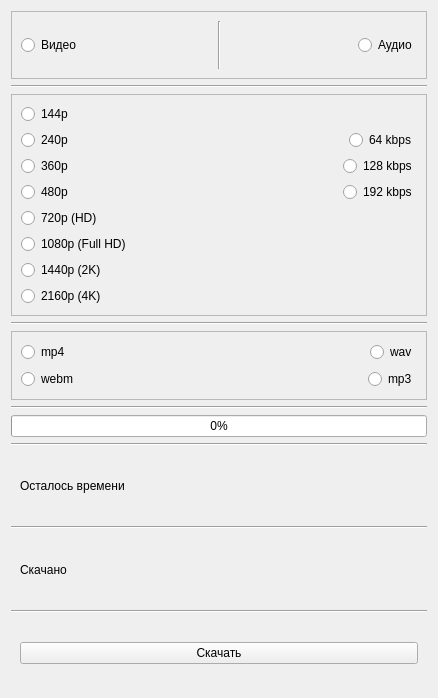
The window that formats.ui (xvideosman228/YoutubeVideoDownloader) describes before a commit, drawn with Qt 5.
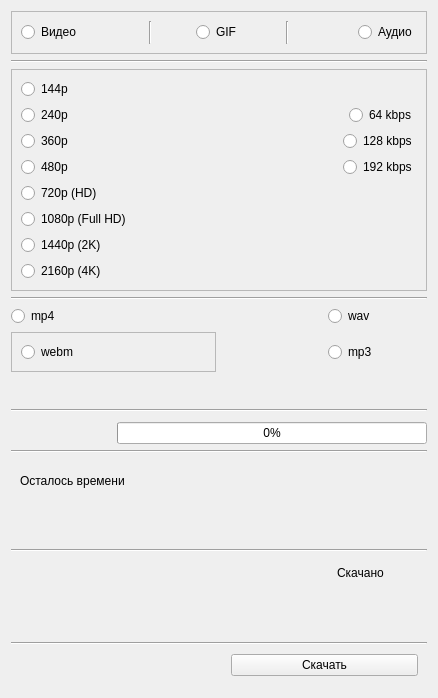
The same window after the commit.

Diff of the .ui file:
```diff
--- a/formats.ui
+++ b/formats.ui
@@ -13,8 +13,28 @@
   <property name="windowTitle">
    <string>Форматы</string>
   </property>
-  <layout class="QVBoxLayout" name="verticalLayout">
-   <item>
+  <layout class="QGridLayout" name="gridLayout">
+   <item row="13" column="2" colspan="2">
+    <widget class="QWidget" name="widget_4" native="true">
+     <layout class="QGridLayout" name="gridLayout_3">
+      <item row="0" column="0">
+       <widget class="QPushButton" name="downloadButton">
+        <property name="text">
+         <string>Скачать</string>
+        </property>
+       </widget>
+      </item>
+     </layout>
+    </widget>
+   </item>
+   <item row="7" column="1" colspan="3">
+    <widget class="QProgressBar" name="progressBar">
+     <property name="value">
+      <number>0</number>
+     </property>
+    </widget>
+   </item>
+   <item row="0" column="0" colspan="4">
     <widget class="QFrame" name="typeFrame">
      <property name="frameShape">
       <enum>QFrame::Shape::StyledPanel</enum>
@@ -37,6 +57,20 @@
         </property>
        </widget>
       </item>
+      <item alignment="Qt::AlignmentFlag::AlignHCenter">
+       <widget class="QRadioButton" name="gifRadioButton">
+        <property name="text">
+         <string>GIF</string>
+        </property>
+       </widget>
+      </item>
+      <item>
+       <widget class="Line" name="line_8">
+        <property name="orientation">
+         <enum>Qt::Orientation::Vertical</enum>
+        </property>
+       </widget>
+      </item>
       <item alignment="Qt::AlignmentFlag::AlignRight">
        <widget class="QRadioButton" name="audioRadioButton">
         <property name="enabled">
@@ -65,15 +99,76 @@
      </layout>
     </widget>
    </item>
-   <item>
+   <item row="1" column="0" colspan="4">
     <widget class="Line" name="line_4">
      <property name="orientation">
       <enum>Qt::Orientation::Horizontal</enum>
      </property>
     </widget>
    </item>
-   <item>
-    <widget class="QFrame" name="qualityFrame">
+   <item row="9" column="0" colspan="4">
+    <widget class="QWidget" name="widget" native="true">
+     <layout class="QHBoxLayout" name="horizontalLayout">
+      <item>
+       <widget class="QLabel" name="labelTimeLeft">
+        <property name="text">
+         <string>Осталось времени</string>
+        </property>
+       </widget>
+      </item>
+      <item>
+       <widget class="QLabel" name="timeLeft">
+        <property name="text">
+         <string/>
+        </property>
+       </widget>
+      </item>
+     </layout>
+    </widget>
+   </item>
+   <item row="11" column="3">
+    <widget class="QWidget" name="widget" native="true">
+     <layout class="QHBoxLayout" name="horizontalLayout_3">
+      <item>
+       <widget class="QLabel" name="labelDownload">
+        <property name="text">
+         <string>Скачано</string>
+        </property>
+       </widget>
+      </item>
+      <item>
+       <widget class="QLabel" name="downloaded">
+        <property name="text">
+         <string/>
+        </property>
+       </widget>
+      </item>
+     </layout>
+    </widget>
+   </item>
+   <item row="12" column="0" rowspan="2" colspan="4">
+    <widget class="Line" name="line_7">
+     <property name="orientation">
+      <enum>Qt::Orientation::Horizontal</enum>
+     </property>
+    </widget>
+   </item>
+   <item row="8" column="0" colspan="4">
+    <widget class="Line" name="line">
+     <property name="orientation">
+      <enum>Qt::Orientation::Horizontal</enum>
+     </property>
+    </widget>
+   </item>
+   <item row="10" column="0" rowspan="2" colspan="4">
+    <widget class="Line" name="line_5">
+     <property name="orientation">
+      <enum>Qt::Orientation::Horizontal</enum>
+     </property>
+    </widget>
+   </item>
+   <item row="5" column="0" colspan="2">
+    <widget class="QFrame" name="formatFrame">
      <property name="frameShape">
       <enum>QFrame::Shape::StyledPanel</enum>
      </property>
@@ -81,24 +176,43 @@
       <enum>QFrame::Shadow::Raised</enum>
      </property>
      <layout class="QGridLayout" name="gridLayout">
-      <item row="1" column="1" alignment="Qt::AlignmentFlag::AlignRight">
-       <widget class="QRadioButton" name="audioRadio64">
+      <item row="0" column="0">
+       <widget class="QRadioButton" name="radioWEBM">
         <property name="text">
-         <string>64 kbps</string>
+         <string>webm</string>
         </property>
        </widget>
       </item>
-      <item row="1" column="0">
-       <widget class="QRadioButton" name="radio240">
+     </layout>
+    </widget>
+   </item>
+   <item row="6" column="0" rowspan="2" colspan="4">
+    <widget class="Line" name="line">
+     <property name="orientation">
+      <enum>Qt::Orientation::Horizontal</enum>
+     </property>
+    </widget>
+   </item>
+   <item row="5" column="3">
+    <widget class="QRadioButton" name="radioMP3">
+     <property name="text">
+      <string>mp3</string>
+     </property>
+    </widget>
+   </item>
+   <item row="2" column="0" colspan="4">
+    <widget class="QFrame" name="qualityFrame">
+     <property name="frameShape">
+      <enum>QFrame::Shape::StyledPanel</enum>
+     </property>
+     <property name="frameShadow">
+      <enum>QFrame::Shadow::Raised</enum>
+     </property>
+     <layout class="QGridLayout" name="gridLayout_4">
+      <item row="14" column="0">
+       <widget class="QRadioButton" name="radio1440">
         <property name="text">
-         <string>240p</string>
-        </property>
-       </widget>
-      </item>
-      <item row="15" column="0">
-       <widget class="QRadioButton" name="radio2160">
-        <property name="text">
-         <string>2160p (4K)</string>
+         <string>1440p (2K)</string>
         </property>
        </widget>
       </item>
@@ -109,10 +223,10 @@
         </property>
        </widget>
       </item>
-      <item row="10" column="1" alignment="Qt::AlignmentFlag::AlignRight">
-       <widget class="QRadioButton" name="audioRadio192">
+      <item row="9" column="0">
+       <widget class="QRadioButton" name="radio360">
         <property name="text">
-         <string>192 kbps</string>
+         <string>360p</string>
         </property>
        </widget>
       </item>
@@ -123,17 +237,31 @@
         </property>
        </widget>
       </item>
-      <item row="14" column="0">
-       <widget class="QRadioButton" name="radio1440">
+      <item row="0" column="0">
+       <widget class="QRadioButton" name="radio144">
         <property name="text">
-         <string>1440p (2K)</string>
+         <string>144p</string>
         </property>
        </widget>
       </item>
-      <item row="9" column="1" alignment="Qt::AlignmentFlag::AlignRight">
-       <widget class="QRadioButton" name="audioRadio128">
+      <item row="10" column="1" alignment="Qt::AlignmentFlag::AlignRight">
+       <widget class="QRadioButton" name="audioRadio192">
         <property name="text">
-         <string>128 kbps</string>
+         <string>192 kbps</string>
+        </property>
+       </widget>
+      </item>
+      <item row="1" column="0">
+       <widget class="QRadioButton" name="radio240">
+        <property name="text">
+         <string>240p</string>
+        </property>
+       </widget>
+      </item>
+      <item row="15" column="0">
+       <widget class="QRadioButton" name="radio2160">
+        <property name="text">
+         <string>2160p (4K)</string>
         </property>
        </widget>
       </item>
@@ -144,158 +272,44 @@
         </property>
        </widget>
       </item>
-      <item row="0" column="0">
-       <widget class="QRadioButton" name="radio144">
+      <item row="9" column="1" alignment="Qt::AlignmentFlag::AlignRight">
+       <widget class="QRadioButton" name="audioRadio128">
         <property name="text">
-         <string>144p</string>
+         <string>128 kbps</string>
         </property>
        </widget>
       </item>
-      <item row="9" column="0">
-       <widget class="QRadioButton" name="radio360">
+      <item row="1" column="1" alignment="Qt::AlignmentFlag::AlignRight">
+       <widget class="QRadioButton" name="audioRadio64">
         <property name="text">
-         <string>360p</string>
+         <string>64 kbps</string>
         </property>
        </widget>
       </item>
      </layout>
     </widget>
    </item>
-   <item>
+   <item row="3" column="0" colspan="4">
     <widget class="Line" name="line_3">
      <property name="orientation">
       <enum>Qt::Orientation::Horizontal</enum>
      </property>
     </widget>
    </item>
-   <item>
-    <widget class="QFrame" name="formatFrame">
-     <property name="frameShape">
-      <enum>QFrame::Shape::StyledPanel</enum>
+   <item row="4" column="3">
+    <widget class="QRadioButton" name="radioWAV">
+     <property name="text">
+      <string>wav</string>
      </property>
-     <property name="frameShadow">
-      <enum>QFrame::Shadow::Raised</enum>
-     </property>
-     <layout class="QGridLayout" name="gridLayout_2">
-      <item row="0" column="0" alignment="Qt::AlignmentFlag::AlignLeft">
-       <widget class="QRadioButton" name="radioMP4">
-        <property name="text">
-         <string>mp4</string>
-        </property>
-       </widget>
-      </item>
-      <item row="1" column="0" alignment="Qt::AlignmentFlag::AlignLeft">
-       <widget class="QRadioButton" name="radioWEBM">
-        <property name="text">
-         <string>webm</string>
-        </property>
-       </widget>
-      </item>
-      <item row="0" column="2" alignment="Qt::AlignmentFlag::AlignRight">
-       <widget class="QRadioButton" name="radioWAV">
-        <property name="text">
-         <string>wav</string>
-        </property>
-       </widget>
-      </item>
-      <item row="1" column="2" alignment="Qt::AlignmentFlag::AlignRight">
-       <widget class="QRadioButton" name="radioMP3">
-        <property name="text">
-         <string>mp3</string>
-        </property>
-       </widget>
-      </item>
-     </layout>
     </widget>
    </item>
-   <item>
-    <widget class="Line" name="line_2">
-     <property name="orientation">
-      <enum>Qt::Orientation::Horizontal</enum>
+   <item row="4" column="0">
+    <widget class="QRadioButton" name="radioMP4">
+     <property name="text">
+      <string>mp4</string>
      </property>
     </widget>
    </item>
-   <item>
-    <widget class="QProgressBar" name="progressBar">
-     <property name="value">
-      <number>0</number>
-     </property>
-    </widget>
-   </item>
-   <item>
-    <widget class="Line" name="line">
-     <property name="orientation">
-      <enum>Qt::Orientation::Horizontal</enum>
-     </property>
-    </widget>
-   </item>
-   <item>
-    <widget class="QWidget" name="widget" native="true">
-     <layout class="QHBoxLayout" name="horizontalLayout_2">
-      <item>
-       <widget class="QLabel" name="labelTimeLeft">
-        <property name="text">
-         <string>Осталось времени</string>
-        </property>
-       </widget>
-      </item>
-      <item>
-       <widget class="QLabel" name="timeLeft">
-        <property name="text">
-         <string/>
-        </property>
-       </widget>
-      </item>
-     </layout>
-    </widget>
-   </item>
-   <item>
-    <widget class="Line" name="line_5">
-     <property name="orientation">
-      <enum>Qt::Orientation::Horizontal</enum>
-     </property>
-    </widget>
-   </item>
-   <item>
-    <widget class="QWidget" name="widget_2" native="true">
-     <layout class="QHBoxLayout" name="horizontalLayout_3">
-      <item>
-       <widget class="QLabel" name="labelDownload">
-        <property name="text">
-         <string>Скачано</string>
-        </property>
-       </widget>
-      </item>
-      <item>
-       <widget class="QLabel" name="downloaded">
-        <property name="text">
-         <string/>
-        </property>
-       </widget>
-      </item>
-     </layout>
-    </widget>
-   </item>
-   <item>
-    <widget class="Line" name="line_7">
-     <property name="orientation">
-      <enum>Qt::Orientation::Horizontal</enum>
-     </property>
-    </widget>
-   </item>
-   <item>
-    <widget class="QWidget" name="widget_4" native="true">
-     <layout class="QGridLayout" name="gridLayout_3">
-      <item row="0" column="0">
-       <widget class="QPushButton" name="downloadButton">
-        <property name="text">
-         <string>Скачать</string>
-        </property>
-       </widget>
-      </item>
-     </layout>
-    </widget>
-   </item>
   </layout>
  </widget>
  <resources/>
```
